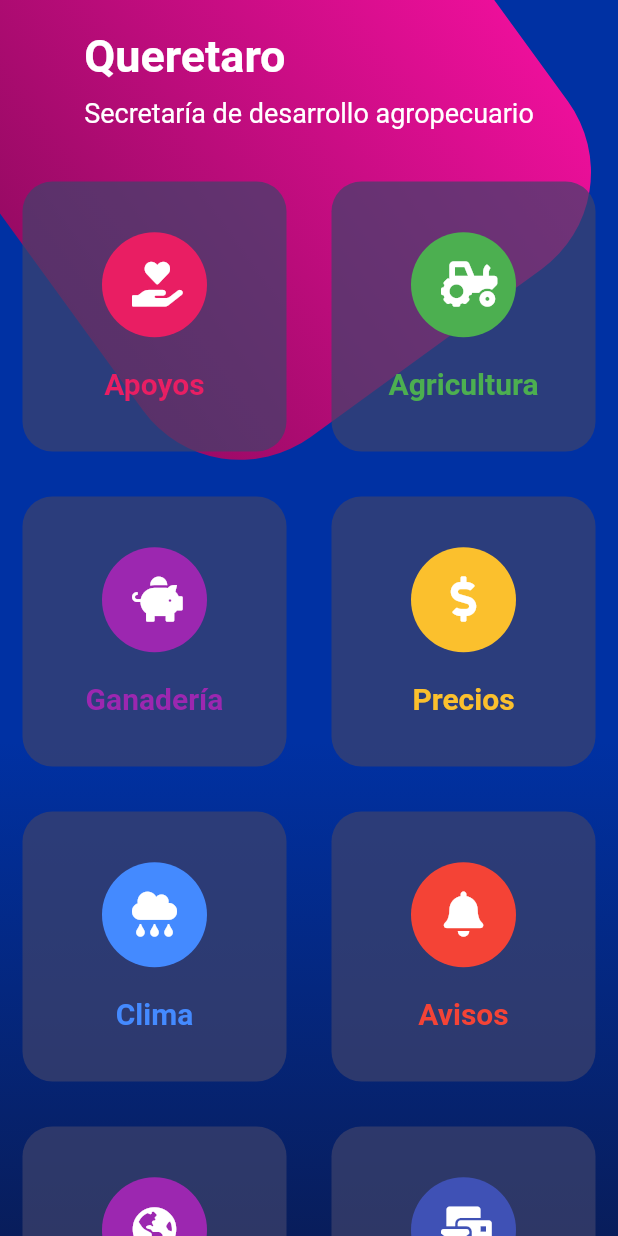
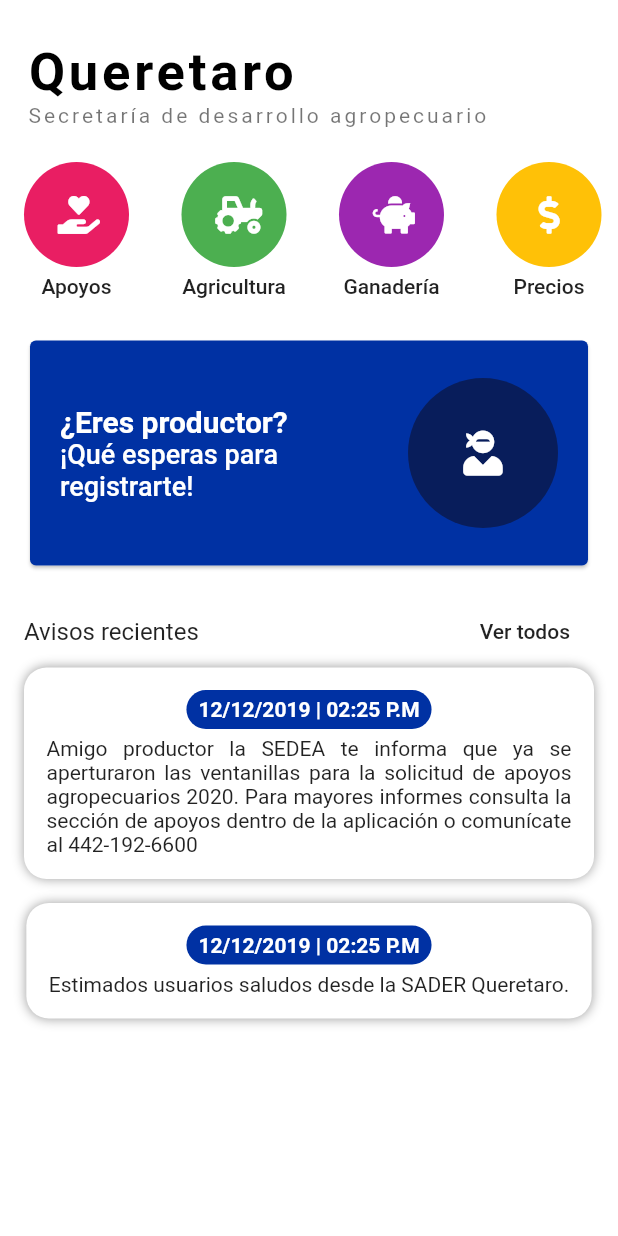
Before and after one commit to devmaufh/agro4.0, a Flutter app: the screen it shows after launch, on a phone screen of 412 x 824 dp. Run offline on Flutter 3.47's test engine with Material 2 defaults, Android fonts, the phone set to English and light mode, and no system bars; our stand-ins replace flutter_swiper, font_awesome_flutter.

Commit message:
Diseño v3 en proceso

```diff
--- a/lib/main.dart
+++ b/lib/main.dart
@@ -1,5 +1,5 @@
-import 'package:agroqueretaro/pages/avisos_page.dart';
-import 'package:agroqueretaro/pages/home_page.dart';
+
+import 'package:agroqueretaro/pages/home_page2.dart';
 import 'package:flutter/material.dart';
 
 void main() => runApp(MyApp());
@@ -11,8 +11,7 @@ class MyApp extends StatelessWidget {
       title: 'Material App',
       initialRoute: 'home',
       routes: {
-        'home' : (BuildContext context) => HomePage(),
-        'avisos': (BuildContext context) => AvisosPage()
+        'home' : (BuildContext context) => HomePage2(),
       },
     );
   }
--- /dev/null
+++ b/lib/models/menuItemModel.dart
@@ -0,0 +1,13 @@
+import 'package:flutter/cupertino.dart';
+
+class MenuItemModel{
+  String title;
+  IconData icon;
+  Color colorAvatar;
+
+  MenuItemModel({
+    @required this.title,
+    @required this.colorAvatar,
+    @required this.icon,
+  });
+}
--- /dev/null
+++ b/lib/models/promocionalModel.dart
@@ -0,0 +1,14 @@
+import 'package:flutter/cupertino.dart';
+
+class PromocionalModel{
+  String title;
+  String subtitle;
+  IconData icon;
+
+
+  PromocionalModel({
+    @required this.title,
+    this.subtitle = "",
+    @required this.icon
+  });
+}
--- a/lib/pages/avisos_page.dart
+++ /dev/null
@@ -1,52 +0,0 @@
-import 'package:agroqueretaro/utils/const.dart';
-import 'package:agroqueretaro/widgets/background.dart';
-import 'package:agroqueretaro/widgets/header.dart';
-import 'package:flutter/material.dart';
-class AvisosPage extends StatefulWidget {
-  AvisosPage({Key key}) : super(key: key);
-
-  @override
-  _AvisosPageState createState() => _AvisosPageState();
-}
-
-class _AvisosPageState extends State<AvisosPage> {
-  @override
-  Widget build(BuildContext context) {
-    final screenSize = MediaQuery.of(context).size;
-    return Scaffold(
-      body: Stack(
-        children: <Widget>[
-          BackgroundGradient(screenSize: screenSize, isPinkBox: false),
-          SingleChildScrollView(
-            child: Column(
-              children: <Widget>[
-                HeadersText(h1: "Avisos",h2: "Mantente al margen con los avisos más recientes",),
-                ListView(
-                  shrinkWrap: true,padding: EdgeInsets.all(20),
-                  children: <Widget>[
-                    ExpansionTile(
-                      initiallyExpanded: true,
-                      title: Text("21 - 10 - 2019 02:55 PM ", style: TextStyle(color: Colors.white),),
-                      children: <Widget>[
-                        Text("Amigo productor la SEDEA te informa que ya se aperturan las ventanillas para la solicitud de apoyos agropecuarios 2020. Para mayores informes consulta la sección dentro de la aplicación o comunicate al 123456789", style: TextStyle(color: Colors.white),),
-                      ],
-                    ),
-                    ExpansionTile(
-                      initiallyExpanded: true,
-                      title: Text("21 - 10 - 2019 02:55 PM ", style: TextStyle(color: Colors.white),),
-                      children: <Widget>[
-                        Text("Amigo productor la SEDEA te informa que ya se aperturan las ventanillas para la solicitud de apoyos agropecuarios 2020. Para mayores informes consulta la sección dentro de la aplicación o comunicate al 123456789", style: TextStyle(color: Colors.white),),
-                      ],
-                    )
-
-
-                  ],
-                )
-              ],
-            ),
-          )
-        ],
-      ),
-    );
-  }
-}
--- a/lib/pages/home_page.dart
+++ /dev/null
@@ -1,96 +0,0 @@
-import 'package:agroqueretaro/widgets/background.dart';
-import 'package:agroqueretaro/widgets/header.dart';
-import 'package:flutter/material.dart';
-import 'package:font_awesome_flutter/font_awesome_flutter.dart';
-
-class HomePage extends StatefulWidget {
-  HomePage({Key key}) : super(key: key);
-
-  @override
-  _HomePageState createState() => _HomePageState();
-}
-
-class _HomePageState extends State<HomePage> {
-  @override
-  Widget build(BuildContext context) {
-    final screenSize = MediaQuery.of(context).size;
-    return Scaffold(
-      body: Stack(
-        children: <Widget>[
-          BackgroundGradient(screenSize: screenSize, isPinkBox: true,),
-         // _background(screenSize,isPinkBox: true),
-          SingleChildScrollView(
-            child: Column(
-              children: <Widget>[
-                HeadersText(h1: "Queretaro", h2: "Secretaría de desarrollo agropecuario",),
-                _menu()
-              ],
-            ),
-          )
-        ],
-      ),
-    );
-  }
-
-  Widget _menu(){
-    return Table(
-      children: [
-        TableRow(
-          children: [
-            _buildMenuItem("Apoyos", Colors.pink, FontAwesomeIcons.handHoldingHeart, ()=>print("Apoyos")),
-            _buildMenuItem("Agricultura", Colors.green, FontAwesomeIcons.tractor, ()=> print("Agricultura"))
-          ]
-        ),
-        TableRow(
-          children: [
-            _buildMenuItem("Ganadería", Colors.purple, FontAwesomeIcons.piggyBank, ()=> print("Gana")),
-            _buildMenuItem("Precios", Colors.yellow[700], FontAwesomeIcons.dollarSign, ()=> print("Precio")),
-
-          ]
-        ),
-        TableRow(
-          children: [
-            _buildMenuItem("Clima", Colors.blueAccent,FontAwesomeIcons.cloudRain, ()=> print("Cli")),
-            _buildMenuItem("Avisos", Colors.red, FontAwesomeIcons.solidBell, ()=> Navigator.pushNamed(context, 'avisos')),
-          ]
-        ),
-        TableRow(
-          children: [
-            _buildMenuItem("Geo-espacial", Colors.purple,FontAwesomeIcons.globeAmericas, ()=>print("GEO")),
-            _buildMenuItem("Contactanos", Colors.indigo, FontAwesomeIcons.mailBulk,()=>print("HOLA")),
-          ]
-        ),
-
-      ],
-    );
-  }
-
-
-  Widget _buildMenuItem(String title,Color avatarColor,IconData icon, Function onTapItem){
-    return  InkWell(
-        onTap: onTapItem,
-              child: Container(
-          height: 180,
-          margin: EdgeInsets.all(15.0),
-          decoration:   BoxDecoration(
-            color: Color.fromRGBO(62, 66, 107, 0.7),
-            borderRadius: BorderRadius.circular(20.0)
-          ),
-          child: Column(
-            mainAxisAlignment: MainAxisAlignment.spaceAround,
-            children: <Widget>[
-              SizedBox(height: 5,),
-              CircleAvatar(
-                backgroundColor: avatarColor,
-                radius: 35.0,
-                child: Icon(icon, color: Colors.white, size: 30.0),
-              ),
-              Text(title, style: TextStyle(color: avatarColor, fontSize: 20, fontWeight: FontWeight.w600),),
-              SizedBox(height: 5,)
-            ],
-          ),
-        ),
-      );
-  }
-
-}
--- /dev/null
+++ b/lib/pages/home_page2.dart
@@ -0,0 +1,184 @@
+import 'package:agroqueretaro/utils/const.dart';
+import 'package:agroqueretaro/widgets/menu.dart';
+import 'package:agroqueretaro/widgets/swiperHome.dart';
+import 'package:flutter/material.dart';
+
+class HomePage2 extends StatelessWidget {
+  const HomePage2({Key key}) : super(key: key);
+
+  @override
+  Widget build(BuildContext context) {
+    return Container(
+      color: Colors.white,
+      child: Scaffold(
+        backgroundColor: Colors.transparent,
+        body: SingleChildScrollView(
+                  child: Column(
+            children: <Widget>[
+              SizedBox(
+                height: MediaQuery.of(context).padding.top,
+              ),
+              getAppBarUI(),
+              SizedBox(
+                height: 15,
+              ),
+              MenuItem(
+                onTap: (ruta) {
+                  print("RUTA: $ruta");
+                },
+              ),
+              SizedBox(
+                height: 16.0,
+              ),
+              Padding(
+                padding: EdgeInsets.symmetric(horizontal: 16),
+                child: SwiperHome(),
+              ),
+              SizedBox(
+                height: 16.0,
+              ),
+              Padding(
+                  padding: const EdgeInsets.symmetric(horizontal: 16.0),
+                  child: Column(
+                    children: <Widget>[
+                      Row(
+                        children: <Widget>[
+                          Text(
+                            "Avisos recientes",
+                            style: Theme.of(context).textTheme.subhead,
+                          ),
+                          Spacer(),
+                          MaterialButton(
+                            child: Text("Ver todos"),
+                            onPressed: () {},
+                          ),
+                        ],
+                      ),
+                      Container(
+                        margin: const EdgeInsets.all(0),
+                        padding: const EdgeInsets.all(15.0),
+                        decoration: BoxDecoration(
+                            borderRadius: BorderRadius.circular(15),
+                            boxShadow: <BoxShadow>[
+                              BoxShadow(blurRadius: 6.0, color: Colors.grey)
+                            ],
+                            color: Colors.white),
+                        child: Column(
+                          children: <Widget>[
+                            Container(
+                              padding: const EdgeInsets.symmetric(
+                                vertical: 5.0,
+                                horizontal: 8.0,
+                              ),
+                              decoration: BoxDecoration(
+                                  borderRadius: BorderRadius.circular(20.0),
+                                  color: Consts.blue),
+                              child: Text(
+                                "12/12/2019 | 02:25 P.M",
+                                style: TextStyle(
+                                    color: Colors.white,
+                                    fontWeight: FontWeight.bold),
+                              ),
+                            ),
+                            SizedBox(height: 5),
+                            Text(
+                              "Amigo productor la SEDEA te informa que ya se aperturaron las ventanillas para la solicitud de apoyos agropecuarios 2020. Para mayores informes consulta la sección de apoyos dentro de la aplicación o comunícate al 442-192-6600",
+                              textAlign: TextAlign.justify,
+                            )
+                          ],
+                        ),
+                      ),
+                      SizedBox(height: 16,),
+                      Container(
+                        margin: const EdgeInsets.all(0),
+                        padding: const EdgeInsets.all(15.0),
+                        decoration: BoxDecoration(
+                            borderRadius: BorderRadius.circular(15),
+                            boxShadow: <BoxShadow>[
+                              BoxShadow(blurRadius: 6.0, color: Colors.grey)
+                            ],
+                            color: Colors.white),
+                        child: Column(
+                          children: <Widget>[
+                            Container(
+                              padding: const EdgeInsets.symmetric(
+                                vertical: 5.0,
+                                horizontal: 8.0,
+                              ),
+                              decoration: BoxDecoration(
+                                  borderRadius: BorderRadius.circular(20.0),
+                                  color: Consts.blue),
+                              child: Text(
+                                "12/12/2019 | 02:25 P.M",
+                                style: TextStyle(
+                                    color: Colors.white,
+                                    fontWeight: FontWeight.bold),
+                              ),
+                            ),
+                            SizedBox(height: 5),
+                            Text(
+                              "Estimados usuarios saludos desde la SADER Queretaro.",
+                              textAlign: TextAlign.justify,
+                            )
+                          ],
+                        ),
+                      ),
+                      SizedBox(height: 16,),
+
+                    ],
+                  )),
+            ],
+          ),
+        ),
+      ),
+    );
+  }
+
+  Widget getAppBarUI() {
+    return Padding(
+      padding: const EdgeInsets.only(top: 8.0, left: 18, right: 18),
+      child: Row(
+        children: <Widget>[
+          Expanded(
+            child: Column(
+              mainAxisAlignment: MainAxisAlignment.end,
+              crossAxisAlignment: CrossAxisAlignment.start,
+              children: <Widget>[
+                SizedBox(
+                  height: 20,
+                ),
+                Text(
+                  'Queretaro',
+                  textAlign: TextAlign.left,
+                  style: TextStyle(
+                    fontWeight: FontWeight.bold,
+                    fontSize: 35,
+                    letterSpacing: 2.5,
+                    color: Colors.black,
+                  ),
+                ),
+                Text(
+                  'Secretaría de desarrollo agropecuario',
+                  textAlign: TextAlign.left,
+                  style: TextStyle(
+                    fontWeight: FontWeight.w400,
+                    fontSize: 14,
+                    letterSpacing: 2,
+                    color: Colors.black54,
+                  ),
+                ),
+              ],
+            ),
+          ),
+          /*
+          Container(
+            width: 60,
+            height: 60,
+            child: Image.asset('assets/secretaria.png'),
+          )
+          */
+        ],
+      ),
+    );
+  }
+}
--- a/lib/widgets/background.dart
+++ /dev/null
@@ -1,48 +0,0 @@
-import 'dart:math';
-
-import 'package:agroqueretaro/utils/const.dart';
-import 'package:flutter/material.dart';
-
-class BackgroundGradient extends StatelessWidget {
-  final Size screenSize;
-  final bool isPinkBox;
-  const BackgroundGradient({
-    Key key,
-    @required this.screenSize,
-    this.isPinkBox
-    }) : super(key: key);
-
-  @override
-  Widget build(BuildContext context) {
-    final gradient = Container(
-        width: double.infinity,
-        height: double.infinity,
-        decoration: BoxDecoration(
-            gradient: LinearGradient(
-                begin: FractionalOffset(0.0, 0.6),
-                end: FractionalOffset(0.0, 1.0),
-                colors: [Consts.blue, Consts.darkBlue])));
-    final pinkBox = Transform.rotate(
-      angle: -pi / 5.0,
-      child: Container(
-        height: screenSize.height * 0.45,
-        width: screenSize.width * 0.85,
-        decoration: BoxDecoration(
-          borderRadius: BorderRadius.circular(80),
-          gradient: LinearGradient(
-            colors: [
-              Consts.darkPink,
-              Consts.pink,
-            ]
-          )
-        ),
-      ),
-    );
-    return Stack(
-      children: <Widget>[
-        gradient,
-        isPinkBox && isPinkBox != null ? Positioned(top:-100 ,child: pinkBox):Container(),
-      ],
-    );
-  }
-}
--- a/lib/widgets/header.dart
+++ /dev/null
@@ -1,27 +0,0 @@
-import 'package:flutter/material.dart';
-class HeadersText extends StatelessWidget {
-  final String h1;
-  final String h2;
-  const HeadersText({
-    Key key,
-    @required this.h1,
-    @required this.h2,
-    }) : super(key: key);
-
-  @override
-  Widget build(BuildContext context) {
-    return SafeArea(
-          child: Container(
-            padding: EdgeInsets.all(20.0),
-        child: Column(
-          crossAxisAlignment: CrossAxisAlignment.start,
-          children: <Widget>[
-            Text(h1, style: TextStyle(color: Colors.white, fontSize: 30, fontWeight: FontWeight.bold),),
-            SizedBox(height: 10.0,),
-            Text(h2, style: TextStyle(color: Colors.white, fontSize: 18)),
-          ],
-        ),
-      ),
-    );
-  }
-}
--- /dev/null
+++ b/lib/widgets/menu.dart
@@ -0,0 +1,58 @@
+import 'package:agroqueretaro/models/menuItemModel.dart';
+import 'package:flutter/material.dart';
+import 'package:font_awesome_flutter/font_awesome_flutter.dart';
+
+class MenuItem extends StatelessWidget {
+  final Function(String) onTap;
+   MenuItem({
+    Key key,
+    this.onTap
+    }) : super(key: key);
+
+
+  final List<MenuItemModel> menuItems = [
+    MenuItemModel(title: "Apoyos", colorAvatar: Colors.pink, icon: FontAwesomeIcons.handHoldingHeart),
+    MenuItemModel(title: "Agricultura", colorAvatar: Colors.green, icon: FontAwesomeIcons.tractor),
+    MenuItemModel(title: "Ganadería", colorAvatar: Colors.purple, icon: FontAwesomeIcons.piggyBank),
+    MenuItemModel(title: "Precios", colorAvatar: Colors.amber, icon: FontAwesomeIcons.dollarSign),
+    MenuItemModel(title: "Clima", colorAvatar: Colors.blue, icon: FontAwesomeIcons.cloudRain),
+    MenuItemModel(title: "Avisos", colorAvatar: Colors.red, icon: FontAwesomeIcons.solidBell),
+    MenuItemModel(title: "Geo-espacial", colorAvatar: Colors.indigo, icon: FontAwesomeIcons.globeAmericas),
+
+  ];
+  @override
+  Widget build(BuildContext context) {
+    return Container(
+      height: 107,
+      child: ListView.separated(
+        padding: EdgeInsets.symmetric(
+          vertical: 8.0,
+          horizontal: 16.0
+        ),
+        scrollDirection: Axis.horizontal,
+        itemCount: menuItems.length,
+        itemBuilder: (context, index){
+          String route =menuItems[index].title.toLowerCase();
+          return InkWell(
+            borderRadius: BorderRadius.circular(15),
+            onTap: onTap != null ? ()=>onTap(route): null ,
+            child: Column(
+              children: <Widget>[
+                CircleAvatar(
+                  backgroundColor: menuItems[index].colorAvatar,
+                  radius: 35,
+                  child: Icon(menuItems[index].icon, color: Colors.white,size: 25,),
+                ),
+                SizedBox(height: 5,),
+                Text(menuItems[index].title, style: TextStyle(fontWeight: FontWeight.w500),)
+              ],
+            ),
+          );
+        },
+        separatorBuilder: (context, index)=>SizedBox(width: 35),
+      ),
+    );
+  }
+}
+
+//
--- /dev/null
+++ b/lib/widgets/swiperHome.dart
@@ -0,0 +1,90 @@
+import 'package:agroqueretaro/models/promocionalModel.dart';
+import 'package:agroqueretaro/utils/const.dart';
+import 'package:flutter/material.dart';
+import 'package:flutter_swiper/flutter_swiper.dart';
+import 'package:font_awesome_flutter/font_awesome_flutter.dart';
+class SwiperHome extends StatelessWidget {
+  SwiperHome({Key key}) : super(key: key);
+
+
+  final List<PromocionalModel> anuncions = [
+    PromocionalModel(
+      title: "¿Eres productor?",
+      subtitle: "¡Qué esperas para registrarte!",
+      icon: FontAwesomeIcons.userNinja
+    ),
+    PromocionalModel(
+      title: "No soy productor pero quiero acceder a los beneficios",
+      subtitle: "Entonces, ¡Registrate ya!",
+      icon: FontAwesomeIcons.userPlus
+    ),
+    PromocionalModel(
+      title: "¿Ya tienes cuenta?",
+      subtitle: "!Inicia sesión ya!",
+      icon: FontAwesomeIcons.userAlt
+    ),
+
+  ];
+
+
+
+  @override
+  Widget build(BuildContext context) {
+    return Card(
+      child: Container(
+        height: 150,
+        decoration: BoxDecoration(
+          borderRadius: BorderRadius.circular(4.0),
+          color: Consts.blue
+        ),
+        child: Swiper(
+          autoplay: true,
+          onTap: (index){
+            print("Taped $index");
+          },
+          duration: 15,
+          itemCount: anuncions.length,
+          loop: true,
+          itemBuilder: (context,index){
+            return Row(
+              children: <Widget>[
+                const SizedBox(width: 20.0),
+                Expanded(
+                  child: Column(
+                    crossAxisAlignment: CrossAxisAlignment.start,
+                    mainAxisAlignment: MainAxisAlignment.center,
+                    children: <Widget>[
+                      Text(anuncions[index].title, style: TextStyle(color: Colors.white, fontWeight: FontWeight.bold, fontSize: 20.0 ),),
+                      Text(anuncions[index].subtitle, style: TextStyle(color: Colors.white, fontWeight: FontWeight.w500, fontSize: 18.0),),
+                    ],
+                  ),
+                ),
+                SizedBox(width: 10.0,),
+                CircleAvatar(
+                  backgroundColor: Consts.darkBlue,
+                  radius: 50.0,
+                  child: Icon(anuncions[index].icon, size: 30.0,color: Colors.white,),
+                ),
+                SizedBox(width: 20.0),
+              ],
+            );
+          },
+        ),
+      ),
+    );
+  }
+  /*
+  Registrate productor
+      ¿Eres productor? ¿No?
+        ¡Qué esperas para registrarte!
+
+  Registro general
+      No soy productor pero quiero acceder a los beneficios.
+        ¡Registrate ya!
+
+  ¿Ya tienes cuenta?
+      ¡Inicia sesión
+
+
+  */
+}
--- a/pubspec.yaml
+++ b/pubspec.yaml
@@ -20,6 +20,7 @@ dependencies:
   flutter:
     sdk: flutter
   font_awesome_flutter: ^8.5.0
+  flutter_swiper: ^1.1.6
 
 
   # The following adds the Cupertino Icons font to your application.
```
Also changed, not shown: lib/widgets/avisoItem.dart (added), pubspec.lock.
